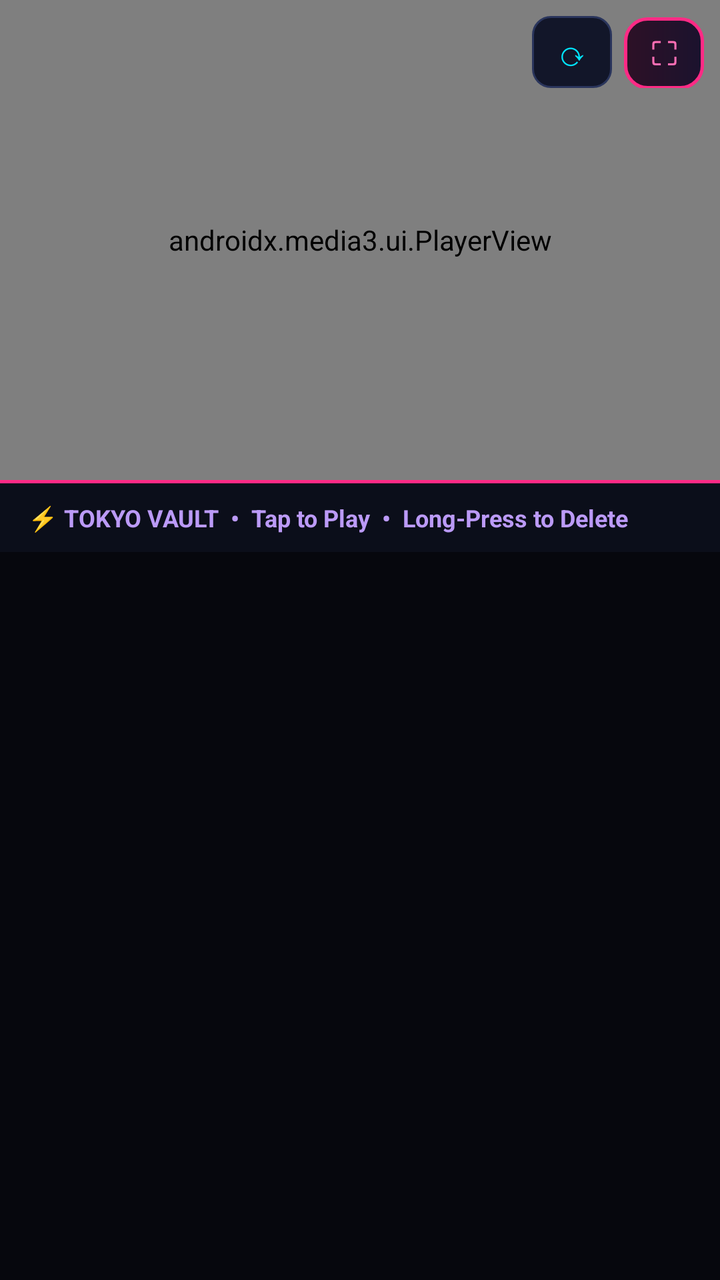
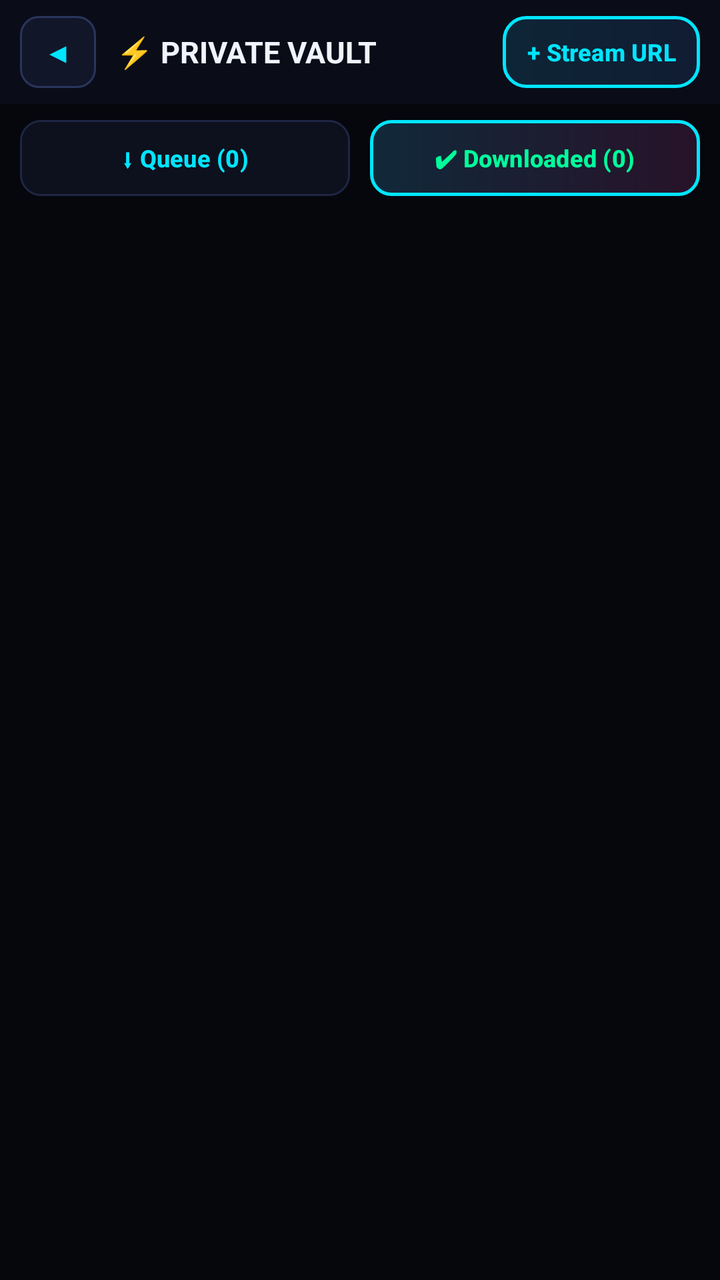

Compare the two renders of this Android layout. The source of the first and the diff that turns it into the second are given below.
<!-- AndroidManifest.xml: application theme Theme.Material3.DayNight.NoActionBar -->
<!-- res/layout/activity_vault_player.xml -->
<?xml version="1.0" encoding="utf-8"?>
<LinearLayout xmlns:android="http://schemas.android.com/apk/res/android"
    xmlns:app="http://schemas.android.com/apk/res-auto"
    android:layout_width="match_parent"
    android:layout_height="match_parent"
    android:orientation="vertical"
    android:background="#06070D">

    
    <FrameLayout
        android:id="@+id/playerContainer"
        android:layout_width="match_parent"
        android:layout_height="240dp"
        android:background="#000000">

        <androidx.media3.ui.PlayerView
            android:id="@+id/playerView"
            android:layout_width="match_parent"
            android:layout_height="match_parent"
            app:show_buffering="when_playing"
            app:use_controller="true" />

        
        <View
            android:id="@+id/gestureOverlay"
            android:layout_width="match_parent"
            android:layout_height="match_parent"
            android:layout_marginTop="48dp"
            android:layout_marginBottom="54dp" />

        
        <TextView
            android:id="@+id/tvGestureHud"
            android:layout_width="wrap_content"
            android:layout_height="wrap_content"
            android:layout_gravity="center"
            android:background="@drawable/bg_hud_pill"
            android:paddingHorizontal="18dp"
            android:paddingVertical="8dp"
            android:textColor="#00E5FF"
            android:textSize="16sp"
            android:textStyle="bold"
            android:visibility="gone" />

        
        <LinearLayout
            android:layout_width="wrap_content"
            android:layout_height="wrap_content"
            android:layout_gravity="top|end"
            android:layout_margin="8dp"
            android:orientation="horizontal">

            <Button
                android:id="@+id/btnRotate"
                android:layout_width="40dp"
                android:layout_height="36dp"
                android:minWidth="0dp"
                android:padding="0dp"
                android:insetTop="0dp"
                android:insetBottom="0dp"
                android:background="@drawable/bg_btn_neon_dark"
                app:backgroundTint="@null"
                android:text="⟳"
                android:textColor="#00E5FF"
                android:textSize="17sp" />

            <Button
                android:id="@+id/btnFullscreen"
                android:layout_width="40dp"
                android:layout_height="36dp"
                android:layout_marginStart="6dp"
                android:minWidth="0dp"
                android:padding="0dp"
                android:insetTop="0dp"
                android:insetBottom="0dp"
                android:background="@drawable/bg_btn_neon_pink"
                app:backgroundTint="@null"
                android:text="⛶"
                android:textColor="#FF6EB4"
                android:textSize="16sp" />
        </LinearLayout>
    </FrameLayout>

    
    <View
        android:layout_width="match_parent"
        android:layout_height="1.5dp"
        android:background="#FF2A85" />

    
    <LinearLayout
        android:id="@+id/vaultListSection"
        android:layout_width="match_parent"
        android:layout_height="0dp"
        android:layout_weight="1"
        android:orientation="vertical"
        android:background="#06070D">

        <TextView
            android:layout_width="match_parent"
            android:layout_height="wrap_content"
            android:background="#0B0E1A"
            android:paddingHorizontal="14dp"
            android:paddingVertical="9dp"
            android:text="⚡ TOKYO VAULT  •  Tap to Play  •  Long-Press to Delete"
            android:textColor="#BB9AF7"
            android:textSize="12sp"
            android:textStyle="bold" />

        <ListView
            android:id="@+id/downloadListView"
            android:layout_width="match_parent"
            android:layout_height="0dp"
            android:layout_weight="1"
            android:divider="#06070D"
            android:dividerHeight="8dp"
            android:padding="10dp" />
    </LinearLayout>
</LinearLayout>
<!-- resources referenced by this layout -->
<resources>
  <!-- drawable bg_btn_neon_dark (drawable) -->
  <?xml version="1.0" encoding="utf-8"?>
  <shape xmlns:android="http://schemas.android.com/apk/res/android"
      android:shape="rectangle">
      <solid android:color="#121629" />
      <corners android:radius="9dp" />
      <stroke
          android:width="1dp"
          android:color="#2A355C" />
  </shape>
  
  <!-- drawable bg_btn_neon_pink (drawable) -->
  <?xml version="1.0" encoding="utf-8"?>
  <shape xmlns:android="http://schemas.android.com/apk/res/android"
      android:shape="rectangle">
      <gradient
          android:angle="0"
          android:startColor="#2D1126"
          android:endColor="#1B122E" />
      <corners android:radius="11dp" />
      <stroke
          android:width="1.5dp"
          android:color="#FF2A85" />
  </shape>
  
  <!-- drawable bg_hud_pill (drawable) -->
  <?xml version="1.0" encoding="utf-8"?>
  <shape xmlns:android="http://schemas.android.com/apk/res/android"
      android:shape="rectangle">
      <solid android:color="#D9070913" />
      <corners android:radius="20dp" />
      <stroke
          android:width="1.5dp"
          android:color="#00E5FF" />
  </shape>
  
</resources>

<!-- the commit's change to res/layout/activity_vault_player.xml (unified diff, before → after) -->
@@ -7,11 +7,62 @@
     android:background="#06070D">
 
     
+    <LinearLayout
+        android:id="@+id/vaultHeaderBar"
+        android:layout_width="match_parent"
+        android:layout_height="wrap_content"
+        android:orientation="horizontal"
+        android:gravity="center_vertical"
+        android:paddingHorizontal="10dp"
+        android:paddingVertical="8dp"
+        android:background="#0A0D18">
+
+        <Button
+            android:id="@+id/btnBackBrowser"
+            android:layout_width="38dp"
+            android:layout_height="36dp"
+            android:minWidth="0dp"
+            android:padding="0dp"
+            android:insetTop="0dp"
+            android:insetBottom="0dp"
+            android:background="@drawable/bg_btn_neon_dark"
+            app:backgroundTint="@null"
+            android:text="◀"
+            android:textColor="#00E5FF"
+            android:textSize="14sp" />
+
+        <TextView
+            android:layout_width="0dp"
+            android:layout_height="wrap_content"
+            android:layout_weight="1"
+            android:layout_marginStart="10dp"
+            android:text="⚡ PRIVATE VAULT"
+            android:textColor="#F0F4FF"
+            android:textSize="15sp"
+            android:textStyle="bold" />
+
+        <Button
+            android:id="@+id/btnStreamOnline"
+            android:layout_width="wrap_content"
+            android:layout_height="36dp"
+            android:paddingHorizontal="12dp"
+            android:insetTop="0dp"
+            android:insetBottom="0dp"
+            android:background="@drawable/bg_btn_neon_cyan"
+            app:backgroundTint="@null"
+            android:text="+ Stream URL"
+            android:textColor="#00E5FF"
+            android:textSize="12sp"
+            android:textStyle="bold" />
+    </LinearLayout>
+
+    
     <FrameLayout
         android:id="@+id/playerContainer"
         android:layout_width="match_parent"
-        android:layout_height="240dp"
-        android:background="#000000">
+        android:layout_height="235dp"
+        android:background="#000000"
+        android:visibility="gone">
 
         <androidx.media3.ui.PlayerView
             android:id="@+id/playerView"
@@ -25,7 +76,7 @@
             android:id="@+id/gestureOverlay"
             android:layout_width="match_parent"
             android:layout_height="match_parent"
-            android:layout_marginTop="48dp"
+            android:layout_marginTop="46dp"
             android:layout_marginBottom="54dp" />
 
         
@@ -47,13 +98,45 @@
             android:layout_width="wrap_content"
             android:layout_height="wrap_content"
             android:layout_gravity="top|end"
-            android:layout_margin="8dp"
+            android:layout_margin="6dp"
             android:orientation="horizontal">
 
             <Button
+                android:id="@+id/btnQuality"
+                android:layout_width="wrap_content"
+                android:layout_height="34dp"
+                android:minWidth="42dp"
+                android:paddingHorizontal="8dp"
+                android:insetTop="0dp"
+                android:insetBottom="0dp"
+                android:background="@drawable/bg_btn_neon_dark"
+                app:backgroundTint="@null"
+                android:text="HD"
+                android:textColor="#00FF9C"
+                android:textSize="11sp"
+                android:textStyle="bold" />
+
+            <Button
+                android:id="@+id/btnSpeed"
+                android:layout_width="wrap_content"
+                android:layout_height="34dp"
+                android:layout_marginStart="4dp"
+                android:minWidth="44dp"
+                android:paddingHorizontal="8dp"
+                android:insetTop="0dp"
+                android:insetBottom="0dp"
+                android:background="@drawable/bg_btn_neon_dark"
+                app:backgroundTint="@null"
+                android:text="1.0x"
+                android:textColor="#BB9AF7"
+                android:textSize="11sp"
+                android:textStyle="bold" />
+
+            <Button
                 android:id="@+id/btnRotate"
-                android:layout_width="40dp"
-                android:layout_height="36dp"
+                android:layout_width="36dp"
+                android:layout_height="34dp"
+                android:layout_marginStart="4dp"
                 android:minWidth="0dp"
                 android:padding="0dp"
                 android:insetTop="0dp"
@@ -62,30 +145,40 @@
                 app:backgroundTint="@null"
                 android:text="⟳"
                 android:textColor="#00E5FF"
-                android:textSize="17sp" />
+                android:textSize="16sp" />
 
             <Button
                 android:id="@+id/btnFullscreen"
-                android:layout_width="40dp"
-                android:layout_height="36dp"
-                android:layout_marginStart="6dp"
+                android:layout_width="36dp"
+                android:layout_height="34dp"
+                android:layout_marginStart="4dp"
                 android:minWidth="0dp"
                 android:padding="0dp"
                 android:insetTop="0dp"
                 android:insetBottom="0dp"
+                android:background="@drawable/bg_btn_neon_dark"
+                app:backgroundTint="@null"
+                android:text="⛶"
+                android:textColor="#00E5FF"
+                android:textSize="15sp" />
+
+            <Button
+                android:id="@+id/btnClosePlayer"
+                android:layout_width="36dp"
+                android:layout_height="34dp"
+                android:layout_marginStart="4dp"
+                android:minWidth="0dp"
+                android:padding="0dp"
+                android:insetTop="0dp"
+                android:insetBottom="0dp"
                 android:background="@drawable/bg_btn_neon_pink"
                 app:backgroundTint="@null"
-                android:text="⛶"
+                android:text="✕"
                 android:textColor="#FF6EB4"
-                android:textSize="16sp" />
+                android:textSize="14sp"
+                android:textStyle="bold" />
         </LinearLayout>
     </FrameLayout>
-
-    
-    <View
-        android:layout_width="match_parent"
-        android:layout_height="1.5dp"
-        android:background="#FF2A85" />
 
     
     <LinearLayout
@@ -96,16 +189,55 @@
         android:orientation="vertical"
         android:background="#06070D">
 
+        <LinearLayout
+            android:layout_width="match_parent"
+            android:layout_height="wrap_content"
+            android:orientation="horizontal"
+            android:paddingHorizontal="10dp"
+            android:paddingTop="8dp"
+            android:paddingBottom="4dp">
+
+            <Button
+                android:id="@+id/btnTabQueue"
+                android:layout_width="0dp"
+                android:layout_height="38dp"
+                android:layout_weight="1"
+                android:layout_marginEnd="5dp"
+                android:insetTop="0dp"
+                android:insetBottom="0dp"
+                android:background="@drawable/bg_tab_inactive"
+                app:backgroundTint="@null"
+                android:text="⬇ Queue (0)"
+                android:textColor="#00E5FF"
+                android:textSize="12sp"
+                android:textStyle="bold" />
+
+            <Button
+                android:id="@+id/btnTabDone"
+                android:layout_width="0dp"
+                android:layout_height="38dp"
+                android:layout_weight="1"
+                android:layout_marginStart="5dp"
+                android:insetTop="0dp"
+                android:insetBottom="0dp"
+                android:background="@drawable/bg_tab_active"
+                app:backgroundTint="@null"
+                android:text="✔ Downloaded (0)"
+                android:textColor="#00FF9C"
+                android:textSize="12sp"
+                android:textStyle="bold" />
+        </LinearLayout>
+
         <TextView
-            android:layout_width="match_parent"
-            android:layout_height="wrap_content"
-            android:background="#0B0E1A"
-            android:paddingHorizontal="14dp"
-            android:paddingVertical="9dp"
-            android:text="⚡ TOKYO VAULT  •  Tap to Play  •  Long-Press to Delete"
-            android:textColor="#BB9AF7"
-            android:textSize="12sp"
-            android:textStyle="bold" />
+            android:id="@+id/tvEmptyVault"
+            android:layout_width="match_parent"
+            android:layout_height="wrap_content"
+            android:gravity="center"
+            android:padding="28dp"
+            android:text="No videos in this list yet."
+            android:textColor="#68749C"
+            android:textSize="13sp"
+            android:visibility="gone" />
 
         <ListView
             android:id="@+id/downloadListView"
<!-- resource entries referenced after the edit -->
@@ -1,5 +1,19 @@
 <!-- resources referenced by this layout -->
 <resources>
+  <!-- drawable bg_btn_neon_cyan (drawable) -->
+  <?xml version="1.0" encoding="utf-8"?>
+  <shape xmlns:android="http://schemas.android.com/apk/res/android"
+      android:shape="rectangle">
+      <gradient
+          android:angle="0"
+          android:startColor="#0D2636"
+          android:endColor="#111C33" />
+      <corners android:radius="11dp" />
+      <stroke
+          android:width="1.5dp"
+          android:color="#00E5FF" />
+  </shape>
+  
   <!-- drawable bg_btn_neon_dark (drawable) -->
   <?xml version="1.0" encoding="utf-8"?>
   <shape xmlns:android="http://schemas.android.com/apk/res/android"
@@ -36,5 +50,30 @@
           android:color="#00E5FF" />
   </shape>
   
+  <!-- drawable bg_tab_active (drawable) -->
+  <?xml version="1.0" encoding="utf-8"?>
+  <shape xmlns:android="http://schemas.android.com/apk/res/android"
+      android:shape="rectangle">
+      <gradient
+          android:angle="0"
+          android:startColor="#10293A"
+          android:endColor="#281229" />
+      <corners android:radius="10dp" />
+      <stroke
+          android:width="1.5dp"
+          android:color="#00E5FF" />
+  </shape>
+  
+  <!-- drawable bg_tab_inactive (drawable) -->
+  <?xml version="1.0" encoding="utf-8"?>
+  <shape xmlns:android="http://schemas.android.com/apk/res/android"
+      android:shape="rectangle">
+      <solid android:color="#0D101D" />
+      <corners android:radius="10dp" />
+      <stroke
+          android:width="1dp"
+          android:color="#1E2644" />
+  </shape>
+  
 </resources>
 
